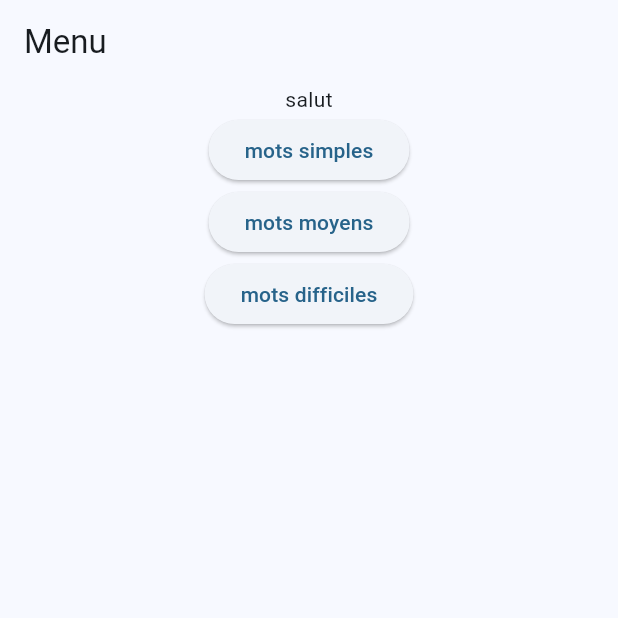
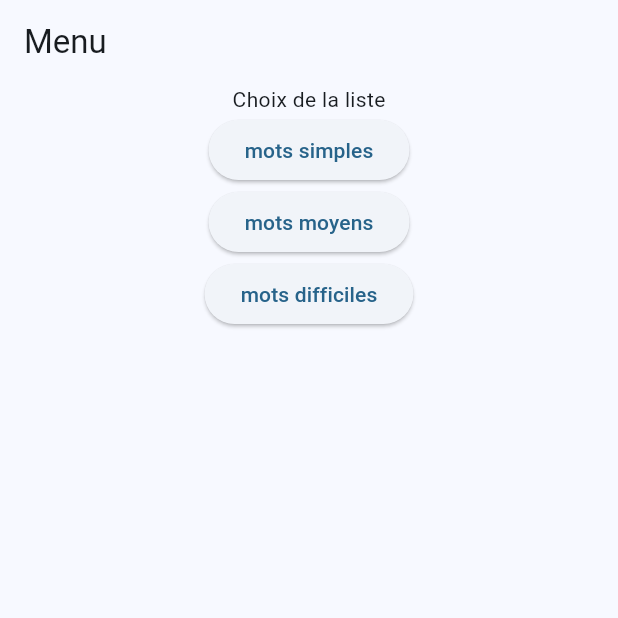
Before and after one commit to KeroSong/flutter-cours, a Flutter app: the screen it shows after launch, on a phone screen of 412 x 824 dp, the top half of it. Run offline on Flutter 3.47's test engine with Material 2 defaults, Android fonts, the phone set to English and light mode, and no system bars; our stand-ins replace isar; accounts and stored records are empty; generated files the repository leaves out were written again.

Commit message:
maj menu

```diff
--- a/lib/ui/menu.dart
+++ b/lib/ui/menu.dart
@@ -19,11 +19,11 @@ class _MenuScreenState extends State<MenuScreen> {
       body: SafeArea(
         child: Column(
           children: [
-            const Center(child: Text("salut")),
+            const Center(child: Text("Choix de la liste")),
             for (int i = 0; i < listeprincipal.principalliste.length; i++)
               ElevatedButton(
                 onPressed: () {
-                  Navigator.of(context).pop();
+                  game(context, i);
                 },
                 child: Text(listeprincipal.principalliste[i].name),
               ),
```
Also changed, not shown: pubspec.lock.
